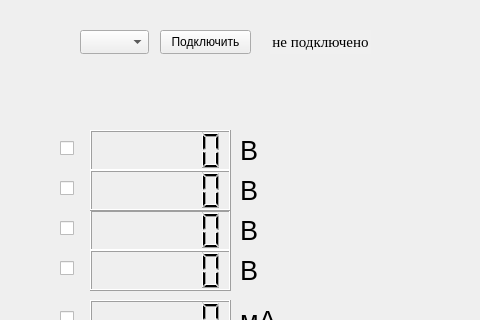
First picture: the form in interface.ui, repository KejLater/lab_stand, before the edit; both pictures show x 0 to 480 and y 0 to 320 of the 800 by 600 pixel window.
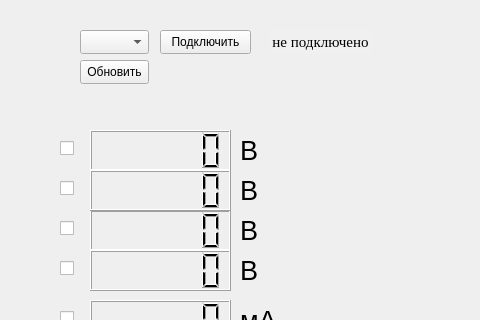
Second picture: the form after the edit.

Commit message: Huge changes are coming

What changed in the file:
```diff
--- a/interface.ui
+++ b/interface.ui
@@ -900,6 +900,19 @@
      <bool>false</bool>
     </property>
    </widget>
+   <widget class="QPushButton" name="updatePorts">
+    <property name="geometry">
+     <rect>
+      <x>80</x>
+      <y>60</y>
+      <width>69</width>
+      <height>24</height>
+     </rect>
+    </property>
+    <property name="text">
+     <string>Обновить</string>
+    </property>
+   </widget>
   </widget>
   <widget class="QMenuBar" name="menubar">
    <property name="geometry">
```
The commit also changes 1 other file.
